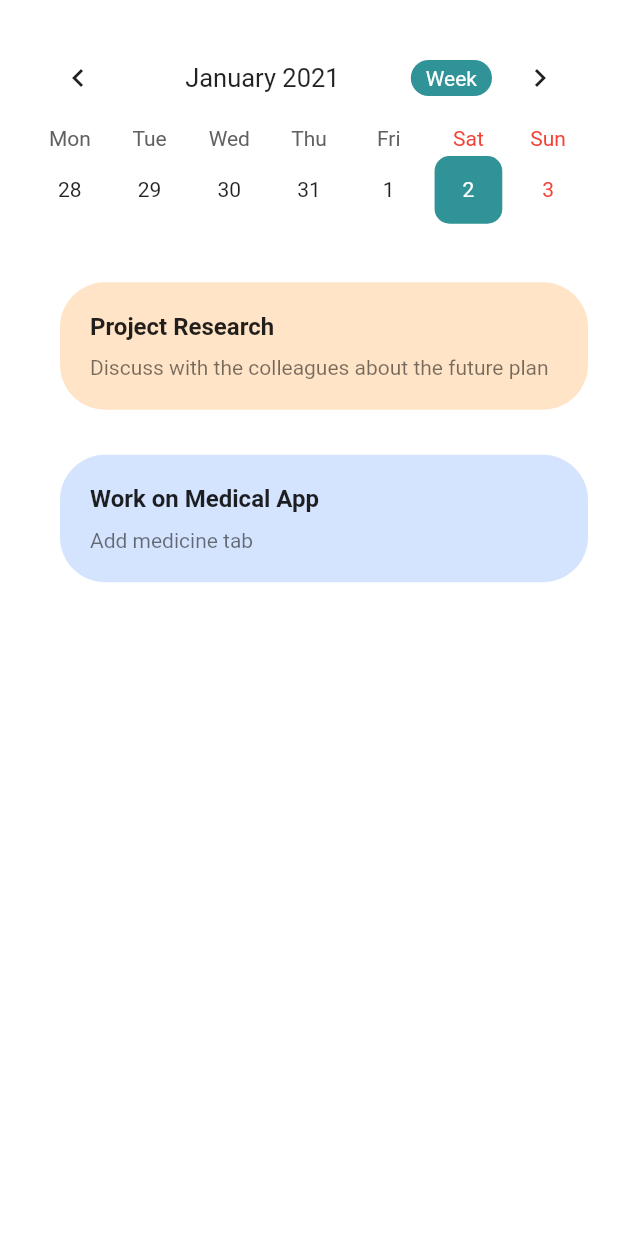
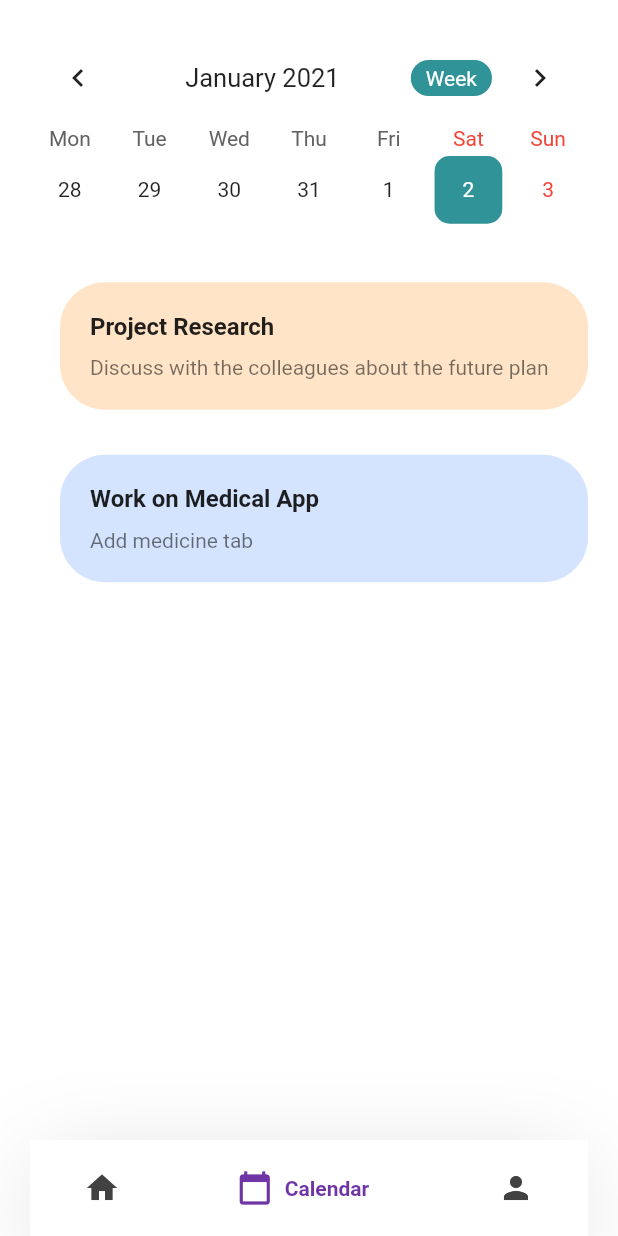
Before and after one commit to longnguyenhuynh/Project-Manager, a Flutter app: the CalendarPage screen opened directly, on a phone screen of 412 x 824 dp. Run offline on Flutter 3.47's test engine with Material 2 defaults, Android fonts, the phone set to English and light mode, and no system bars; drawn by our look-alikes of table_calendar; our stand-ins replace flutter_svg; missing offline and left inert: multiselect_formfield.

Commit message:
change ui

```diff
--- a/Source/project_manager/lib/Screens/Calendar/calendar_page.dart
+++ b/Source/project_manager/lib/Screens/Calendar/calendar_page.dart
@@ -1,4 +1,5 @@
 import 'package:flutter/material.dart';
+import 'package:project_manager/Screens/Home/home_page.dart';
 import 'package:table_calendar/table_calendar.dart';
 import 'package:project_manager/constants.dart';
 import 'package:project_manager/components/task_container.dart';
@@ -11,7 +12,7 @@ class CalendarPage extends StatefulWidget {
 
 class _CalendarPageState extends State<CalendarPage> {
   CalendarController _controller;
-  int selectedIndex = 0;
+  int selectedIndex = 1;
 
   @override
   void initState() {
@@ -107,6 +108,53 @@ class _CalendarPageState extends State<CalendarPage> {
                   ),
                 ),
               ),
+              Container(
+                decoration: BoxDecoration(color: Colors.white, boxShadow: [
+                  BoxShadow(
+                      spreadRadius: -10,
+                      blurRadius: 60,
+                      color: Colors.black.withOpacity(.20),
+                      offset: Offset(0, 15))
+                ]),
+                child: Padding(
+                  padding: const EdgeInsets.symmetric(
+                      horizontal: 16.0, vertical: 10),
+                  child: GNav(
+                      gap: 8,
+                      color: Colors.grey[800],
+                      activeColor: kPrimaryColor,
+                      iconSize: 24,
+                      padding:
+                          EdgeInsets.symmetric(horizontal: 20, vertical: 5),
+                      duration: Duration(milliseconds: 800),
+                      tabs: [
+                        GButton(
+                          icon: Icons.home,
+                          text: 'Home',
+                        ),
+                        GButton(
+                          icon: Icons.calendar_today,
+                          text: 'Calendar',
+                        ),
+                        GButton(
+                          icon: Icons.person,
+                          text: 'Profile',
+                        ),
+                      ],
+                      selectedIndex: selectedIndex,
+                      onTabChange: (index) {
+                        setState(() {
+                          selectedIndex = index;
+                        });
+                        if (index == 0) {
+                          Navigator.push(
+                            context,
+                            MaterialPageRoute(builder: (context) => HomePage()),
+                          );
+                        }
+                      }),
+                ),
+              ),
             ],
           ),
         ),
```
